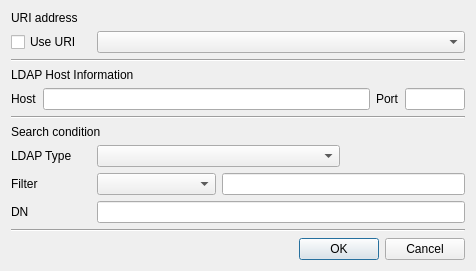
First picture: the form in CertMan/get_ldap_dlg.ui, repository jykim74/CertMan, before the edit.
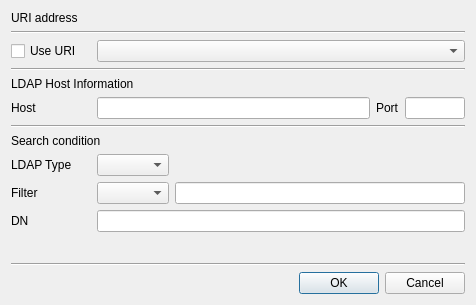
Second picture: the form after the edit.

Patch:
```diff
--- a/CertMan/get_ldap_dlg.ui
+++ b/CertMan/get_ldap_dlg.ui
@@ -7,37 +7,65 @@
     <x>0</x>
     <y>0</y>
     <width>476</width>
-    <height>261</height>
+    <height>305</height>
    </rect>
   </property>
   <property name="windowTitle">
    <string>get data from ldap</string>
   </property>
-  <layout class="QGridLayout" name="gridLayout">
-   <item row="12" column="0" colspan="4">
-    <widget class="Line" name="line_3">
+  <layout class="QVBoxLayout" name="verticalLayout">
+   <item>
+    <widget class="QLabel" name="label">
+     <property name="text">
+      <string>URI address</string>
+     </property>
+    </widget>
+   </item>
+   <item>
+    <widget class="Line" name="line_4">
      <property name="orientation">
       <enum>Qt::Horizontal</enum>
      </property>
     </widget>
    </item>
-   <item row="1" column="1" colspan="3">
-    <widget class="QComboBox" name="mURICombo"/>
+   <item>
+    <layout class="QGridLayout" name="gridLayout">
+     <property name="topMargin">
+      <number>0</number>
+     </property>
+     <item row="0" column="0">
+      <widget class="QCheckBox" name="mUseURICheck">
+       <property name="maximumSize">
+        <size>
+         <width>80</width>
+         <height>16777215</height>
+        </size>
+       </property>
+       <property name="text">
+        <string>Use URI</string>
+       </property>
+      </widget>
+     </item>
+     <item row="0" column="1">
+      <widget class="QComboBox" name="mURICombo"/>
+     </item>
+    </layout>
    </item>
-   <item row="1" column="0">
-    <widget class="QCheckBox" name="mUseURICheck">
-     <property name="maximumSize">
-      <size>
-       <width>80</width>
-       <height>16777215</height>
-      </size>
+   <item>
+    <widget class="Line" name="line">
+     <property name="orientation">
+      <enum>Qt::Horizontal</enum>
      </property>
+    </widget>
+   </item>
+   <item>
+    <widget class="QLabel" name="label_2">
      <property name="text">
-      <string>Use URI</string>
+      <string>LDAP Host Information</string>
      </property>
     </widget>
    </item>
-   <item row="4" column="0" colspan="4">
+   <item>
     <layout class="QGridLayout" name="gridLayout_2">
      <property name="topMargin">
       <number>0</number>
@@ -51,6 +79,18 @@
      </item>
      <item row="0" column="0">
       <widget class="QLabel" name="label_3">
+       <property name="minimumSize">
+        <size>
+         <width>80</width>
+         <height>0</height>
+        </size>
+       </property>
+       <property name="maximumSize">
+        <size>
+         <width>80</width>
+         <height>16777215</height>
+        </size>
+       </property>
        <property name="text">
         <string>Host</string>
        </property>
@@ -71,84 +111,126 @@
      </item>
     </layout>
    </item>
-   <item row="10" column="2" colspan="2">
-    <widget class="QLineEdit" name="mFilterText"/>
-   </item>
-   <item row="10" column="1">
-    <widget class="QComboBox" name="mFilterCombo"/>
-   </item>
-   <item row="10" column="0">
-    <widget class="QLabel" name="label_6">
-     <property name="text">
-      <string>Filter</string>
-     </property>
-    </widget>
-   </item>
-   <item row="13" column="2" colspan="2">
-    <widget class="QDialogButtonBox" name="buttonBox">
-     <property name="orientation">
-      <enum>Qt::Horizontal</enum>
-     </property>
-     <property name="standardButtons">
-      <set>QDialogButtonBox::Cancel|QDialogButtonBox::Ok</set>
-     </property>
-    </widget>
-   </item>
-   <item row="8" column="0">
-    <widget class="QLabel" name="label_8">
-     <property name="text">
-      <string>LDAP Type</string>
-     </property>
-    </widget>
-   </item>
-   <item row="8" column="1" colspan="2">
-    <widget class="QComboBox" name="mSearchCombo"/>
-   </item>
-   <item row="3" column="0" colspan="2">
-    <widget class="QLabel" name="label_2">
-     <property name="text">
-      <string>LDAP Host Information</string>
-     </property>
-    </widget>
-   </item>
-   <item row="6" column="0" colspan="4">
+   <item>
     <widget class="Line" name="line_2">
      <property name="orientation">
       <enum>Qt::Horizontal</enum>
      </property>
     </widget>
    </item>
-   <item row="7" column="0" colspan="2">
+   <item>
     <widget class="QLabel" name="label_5">
      <property name="text">
       <string>Search condition</string>
      </property>
     </widget>
    </item>
-   <item row="0" column="0" colspan="2">
-    <widget class="QLabel" name="label">
-     <property name="text">
-      <string>URI address</string>
+   <item>
+    <layout class="QGridLayout" name="gridLayout_3">
+     <item row="0" column="1">
+      <widget class="QComboBox" name="mSearchCombo"/>
+     </item>
+     <item row="0" column="0">
+      <widget class="QLabel" name="label_8">
+       <property name="minimumSize">
+        <size>
+         <width>80</width>
+         <height>0</height>
+        </size>
+       </property>
+       <property name="text">
+        <string>LDAP Type</string>
+       </property>
+      </widget>
+     </item>
+     <item row="0" column="2">
+      <spacer name="horizontalSpacer">
+       <property name="orientation">
+        <enum>Qt::Horizontal</enum>
+       </property>
+       <property name="sizeHint" stdset="0">
+        <size>
+         <width>40</width>
+         <height>20</height>
+        </size>
+       </property>
+      </spacer>
+     </item>
+    </layout>
+   </item>
+   <item>
+    <layout class="QGridLayout" name="gridLayout_4">
+     <item row="0" column="0">
+      <widget class="QLabel" name="label_6">
+       <property name="minimumSize">
+        <size>
+         <width>80</width>
+         <height>0</height>
+        </size>
+       </property>
+       <property name="text">
+        <string>Filter</string>
+       </property>
+      </widget>
+     </item>
+     <item row="0" column="1">
+      <widget class="QComboBox" name="mFilterCombo"/>
+     </item>
+     <item row="0" column="2">
+      <widget class="QLineEdit" name="mFilterText"/>
+     </item>
+    </layout>
+   </item>
+   <item>
+    <layout class="QGridLayout" name="gridLayout_5">
+     <item row="0" column="0">
+      <widget class="QLabel" name="label_7">
+       <property name="minimumSize">
+        <size>
+         <width>80</width>
+         <height>0</height>
+        </size>
+       </property>
+       <property name="text">
+        <string>DN</string>
+       </property>
+      </widget>
+     </item>
+     <item row="0" column="1">
+      <widget class="QLineEdit" name="mDNText"/>
+     </item>
+    </layout>
+   </item>
+   <item>
+    <spacer name="verticalSpacer">
+     <property name="orientation">
+      <enum>Qt::Vertical</enum>
      </property>
-    </widget>
+     <property name="sizeHint" stdset="0">
+      <size>
+       <width>20</width>
+       <height>40</height>
+      </size>
+     </property>
+    </spacer>
    </item>
-   <item row="11" column="0">
-    <widget class="QLabel" name="label_7">
-     <property name="text">
-      <string>DN</string>
+   <item>
+    <widget class="Line" name="line_3">
+     <property name="orientation">
+      <enum>Qt::Horizontal</enum>
      </property>
     </widget>
    </item>
-   <item row="2" column="0" colspan="4">
-    <widget class="Line" name="line">
+   <item>
+    <widget class="QDialogButtonBox" name="buttonBox">
      <property name="orientation">
       <enum>Qt::Horizontal</enum>
      </property>
+     <property name="standardButtons">
+      <set>QDialogButtonBox::Cancel|QDialogButtonBox::Ok</set>
+     </property>
     </widget>
    </item>
-   <item row="11" column="1" colspan="3">
-    <widget class="QLineEdit" name="mDNText"/>
-   </item>
   </layout>
  </widget>
  <tabstops>
```
Left out of the diff: 8 changed lines with no effect on the pictures.
